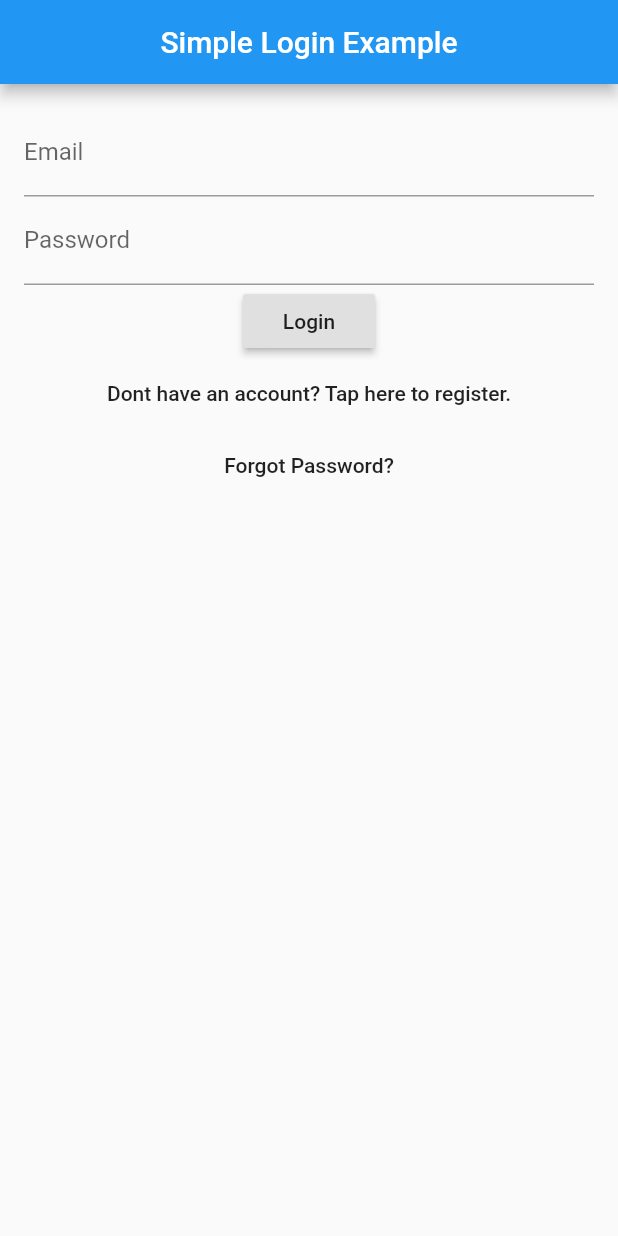
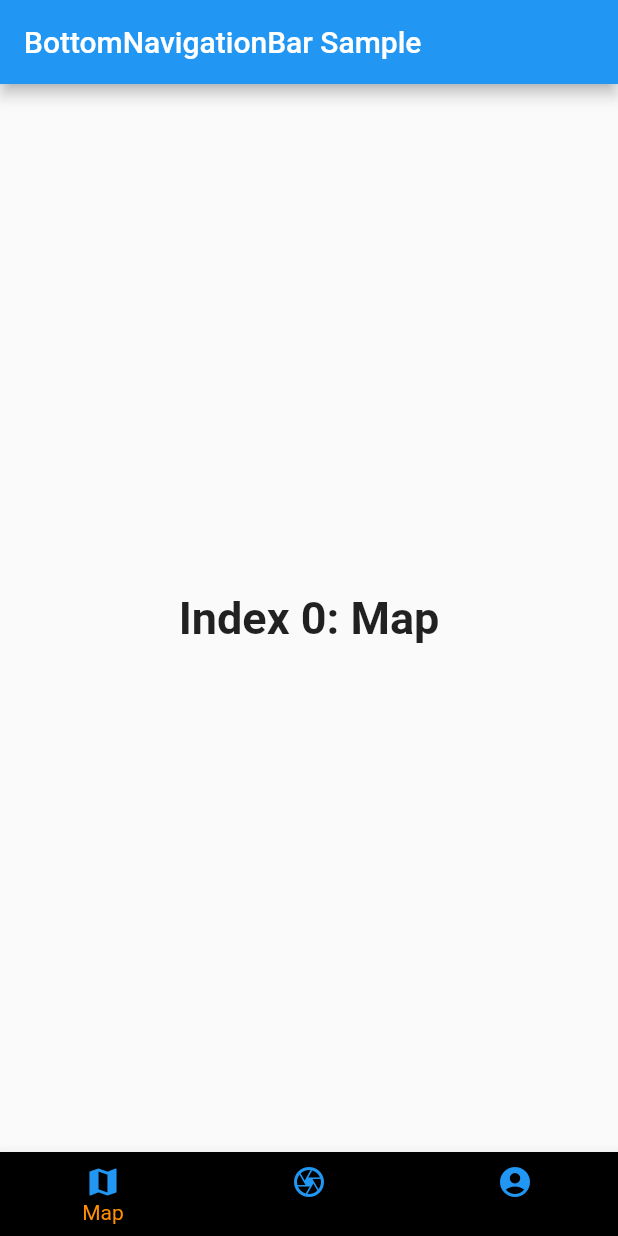
Before and after one commit to FabioSparta/Flutter-TourAlbum, a Flutter app: the screen it shows after launch, after a tap on "Login", on a phone screen of 412 x 824 dp. Run offline on Flutter 3.47's test engine with Material 2 defaults, Android fonts, the phone set to English and light mode, and no system bars; missing offline and left inert: flutter_gallery.

Commit message:
Login/SignUp --updated; bottomNavigation --done

```diff
--- /dev/null
+++ b/tour_album/lib/home.dart
@@ -0,0 +1,91 @@
+import 'package:flutter/material.dart';
+
+/// This is the main application widget.
+class HomePage extends StatelessWidget {
+  static const String _title = 'Flutter Code Sample';
+
+  @override
+  Widget build(BuildContext context) {
+    return MaterialApp(
+      title: _title,
+      home: MyStatefulWidget(),
+    );
+  }
+}
+
+/// This is the stateful widget that the main application instantiates.
+class MyStatefulWidget extends StatefulWidget {
+  MyStatefulWidget({Key key}) : super(key: key);
+
+  @override
+  _MyStatefulWidgetState createState() => _MyStatefulWidgetState();
+}
+
+/// This is the private State class that goes with MyStatefulWidget.
+class _MyStatefulWidgetState extends State<MyStatefulWidget> {
+  int _selectedIndex = 0;
+  static const TextStyle optionStyle =
+      TextStyle(fontSize: 30, fontWeight: FontWeight.bold);
+  static const List<Widget> _widgetOptions = <Widget>[
+    Text(
+      'Index 0: Map',
+      style: optionStyle,
+    ),
+    Text(
+      'Index 1: Gallery',
+      style: optionStyle,
+    ),
+    Text(
+      'Index 2: Profile',
+      style: optionStyle,
+    ),
+  ];
+
+  void _onItemTapped(int index) {
+    setState(() {
+      _selectedIndex = index;
+    });
+  }
+
+  @override
+  Widget build(BuildContext context) {
+    return Scaffold(
+      appBar: AppBar(
+        backgroundColor: Colors.blue,
+        title: const Text('BottomNavigationBar Sample'),
+      ),
+      body: Center(
+        child: _widgetOptions.elementAt(_selectedIndex),
+      ),
+      bottomNavigationBar: BottomNavigationBar(
+        backgroundColor: Colors.black,
+        items: const <BottomNavigationBarItem>[
+          BottomNavigationBarItem(
+            icon: Icon(
+              Icons.map,
+              color: Colors.blue,
+            ),
+            label: 'Map',
+          ),
+          BottomNavigationBarItem(
+            icon: Icon(
+              Icons.camera_outlined,
+              color: Colors.blue,
+            ),
+            label: 'Gallery',
+          ),
+          BottomNavigationBarItem(
+            icon: Icon(
+              Icons.account_circle,
+              color: Colors.blue,
+            ),
+            label: 'Profile',
+          ),
+        ],
+        currentIndex: _selectedIndex,
+        selectedItemColor: Colors.amber[800],
+        onTap: _onItemTapped,
+      ),
+    );
+  }
+}
--- a/tour_album/lib/main.dart
+++ b/tour_album/lib/main.dart
@@ -1,4 +1,6 @@
 import 'package:flutter/material.dart';
+import 'package:tour_album/gallery.dart';
+import 'package:tour_album/home.dart';
 
 void main() => runApp(new MyApp());
 
@@ -6,10 +8,14 @@ class MyApp extends StatelessWidget {
   @override
   Widget build(BuildContext context) {
     return new MaterialApp(
-      title: 'Flutter Simple Login Demo',
-      theme: new ThemeData(primarySwatch: Colors.blue),
-      home: new LoginPage(),
-    );
+        title: 'Tour Album',
+        theme: new ThemeData(primarySwatch: Colors.blue),
+        home: new LoginPage(),
+        routes: {
+          '/login': (context) => LoginPage(),
+          '/home': (context) => HomePage(),
+          '/gallery': (context) => GalleryPage(),
+        });
   }
 }
 
@@ -23,16 +29,19 @@ enum FormType { login, register }
 
 class _LoginPageState extends State<LoginPage> {
   final TextEditingController _emailFilter = new TextEditingController();
+  final TextEditingController _usernameFilter = new TextEditingController();
   final TextEditingController _passwordFilter = new TextEditingController();
   final TextEditingController _confirmpwFilter = new TextEditingController();
   String _email = "";
   String _password = "";
   String _confirm_pw = "";
+  String _username = "";
   FormType _form = FormType
       .login; // our default setting is to login, and we should switch to creating an account when the user chooses to
 
   _LoginPageState() {
     _emailFilter.addListener(_emailListen);
+    _usernameFilter.addListener(_usernameListen);
     _passwordFilter.addListener(_passwordListen);
     _confirmpwFilter.addListener(_confirmpwListen);
   }
@@ -42,6 +51,14 @@ class _LoginPageState extends State<LoginPage> {
       _email = "";
     } else {
       _email = _emailFilter.text;
+    }
+  }
+
+  void _usernameListen() {
+    if (_usernameFilter.text.isEmpty) {
+      _email = "";
+    } else {
+      _username = _usernameFilter.text;
     }
   }
 
@@ -90,7 +107,8 @@ class _LoginPageState extends State<LoginPage> {
 
   Widget _buildBar(BuildContext context) {
     return new AppBar(
-      title: new Text("Simple Login Example"),
+      backgroundColor: Colors.blue,
+      title: new Text("Tour Album"),
       centerTitle: true,
     );
   }
@@ -124,6 +142,12 @@ class _LoginPageState extends State<LoginPage> {
               child: new TextField(
                 controller: _emailFilter,
                 decoration: new InputDecoration(labelText: 'Email'),
+              ),
+            ),
+            new Container(
+              child: new TextField(
+                controller: _usernameFilter,
+                decoration: new InputDecoration(labelText: 'Username'),
               ),
             ),
             new Container(
@@ -188,6 +212,8 @@ class _LoginPageState extends State<LoginPage> {
 
   void _loginPressed() {
     print('The user wants to login with $_email and $_password');
+    //Navigator.push(context,MaterialPageRoute(builder: (context) => HomePage()),);
+    Navigator.of(context).pushReplacementNamed("/home");
   }
 
   void _createAccountPressed() {
```
Also changed, not shown: tour_album/lib/gallery.dart (added, +196 -0 lines), tour_album/pubspec.yaml (+9 -1 lines), tour_album/pubspec.lock.
